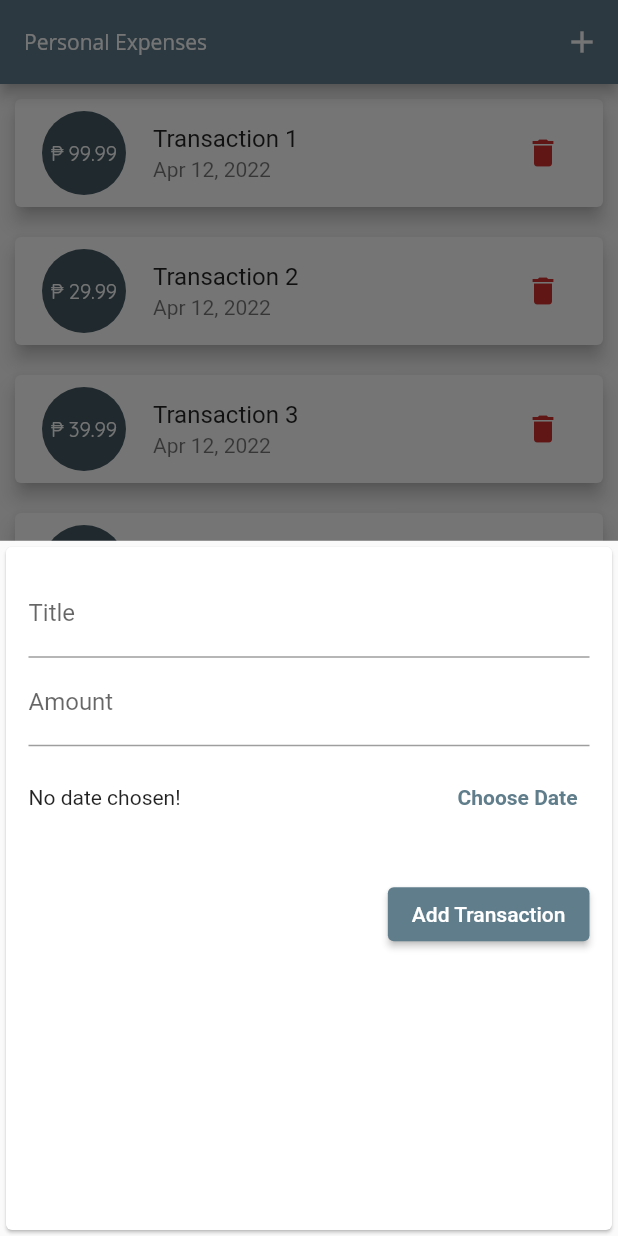
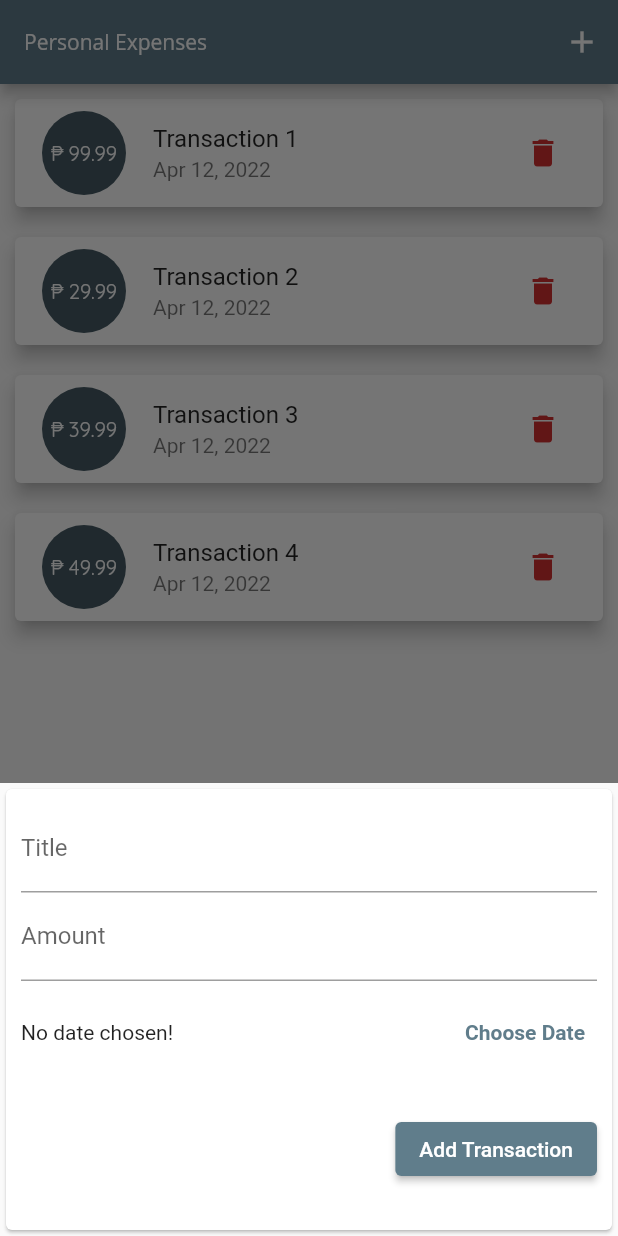
Before and after one commit to airacalins/flutter_expense_app, a Flutter app: the screen it shows after launch, after a tap on the "add" icon, on a phone screen of 412 x 824 dp. Run offline on Flutter 3.47's test engine with Material 2 defaults, Android fonts, the phone set to English and light mode, and no system bars.

Commit message:
added cupertino styles

```diff
--- a/lib/main.dart
+++ b/lib/main.dart
@@ -1,95 +1,35 @@
 // ignore_for_file: prefer_const_constructors, deprecated_member_use
 import 'package:flutter/material.dart';
+import 'package:flutter/services.dart';
+import 'package:personal_expense/screens/homePage/homePage.dart';
 
-import './models/transaction.dart';
-import './screens/transaction/transactions.dart';
-import './screens/transaction/create_transaction.dart';
-
-void main() => runApp(MyApp());
+void main() => {
+  WidgetsFlutterBinding.ensureInitialized(),
+  SystemChrome.setPreferredOrientations([DeviceOrientation.portraitUp, DeviceOrientation.portraitDown]),
+  runApp(MyApp())
+};
 
 class MyApp extends StatelessWidget {
   @override
   Widget build(BuildContext context) {
     return MaterialApp(
+      debugShowCheckedModeBanner: false,
       title: 'Personal Expenses',
       theme: ThemeData(
           primarySwatch: Colors.blueGrey,
           accentColor: Colors.amber,
           fontFamily: 'Quicksand',
           textTheme: ThemeData.light().textTheme.copyWith(
-              titleSmall: TextStyle(
-                  fontFamily: 'Opensans',
-                  fontWeight: FontWeight.bold,
-                  fontSize: 18)),
+            titleSmall: TextStyle(
+              fontFamily: 'Opensans',
+              fontWeight: FontWeight.bold,
+              fontSize: 18)),
           appBarTheme: AppBarTheme(
             textTheme: ThemeData.light()
                 .textTheme
                 .copyWith(headline6: TextStyle(fontFamily: 'Opensans')),
           )),
-      home: MyHomePage(),
+      home: HomePage(),
     );
   }
 }
-
-class MyHomePage extends StatefulWidget {
-  @override
-  _MyHomePageState createState() => _MyHomePageState();
-}
-
-class _MyHomePageState extends State<MyHomePage> {
-  final List<Transaction> _transactions = [
-    Transaction(id: "1", title: 'Transaction 1', amount: 99.99, date: DateTime.now()),
-    Transaction(id: "2", title: 'Transaction 2', amount: 29.99, date: DateTime.now()),
-    Transaction(id: "3", title: 'Transaction 3', amount: 39.99, date: DateTime.now()),
-    Transaction(id: "4", title: 'Transaction 4', amount: 49.99, date: DateTime.now()),
-  ];
-
-  void _createTransaction(String title, double amount) {
-    final newTransaction = Transaction(
-        id: DateTime.now().toString(),
-        title: title,
-        amount: amount,
-        date: DateTime.now());
-
-    setState(() {
-      _transactions.add(newTransaction);
-    });
-  }
-
-  void _deleteTransaction(String id) {
-    setState(() =>_transactions.removeWhere((t) => t.id == id));
-  }
-
-  void _openCreateTransactionModal(BuildContext ctx) {
-    showModalBottomSheet(
-      context: ctx,
-      builder: (_) {
-        return GestureDetector(
-          onTap: () {},
-          child: CreateTransaction(_createTransaction),
-          behavior: HitTestBehavior.opaque,
-        );
-      },
-    );
-  }
-
-  @override
-  Widget build(BuildContext context) {
-    return Scaffold(
-      appBar: AppBar(
-        title: Text('Personal Expenses'),
-        actions: <Widget>[
-          IconButton(
-              icon: Icon(Icons.add),
-              onPressed: () => _openCreateTransactionModal(context)),
-        ],
-      ),
-      body: Transactions(_transactions, _deleteTransaction),
-      floatingActionButton: FloatingActionButton(
-        child: Icon(Icons.add),
-        onPressed: () => _openCreateTransactionModal(context),
-      ),
-      floatingActionButtonLocation: FloatingActionButtonLocation.centerFloat,
-    );
-  }
-}
--- /dev/null
+++ b/lib/screens/homePage/homePage.dart
@@ -0,0 +1,98 @@
+// ignore_for_file: prefer_const_constructors, sized_box_for_whitespace
+import 'dart:io';
+import 'package:flutter/cupertino.dart';
+import 'package:flutter/material.dart';
+
+import '../../models/transaction.dart';
+import '../transaction/create_transaction.dart';
+import '../transaction/transactions.dart';
+
+class HomePage extends StatefulWidget {
+  @override
+  _HomePageState createState() => _HomePageState();
+}
+
+class _HomePageState extends State<HomePage> {
+  final List<Transaction> _transactions = [
+    Transaction(id: "1", title: 'Transaction 1', amount: 99.99, date: DateTime.now()),
+    Transaction(id: "2", title: 'Transaction 2', amount: 29.99, date: DateTime.now()),
+    Transaction(id: "3", title: 'Transaction 3', amount: 39.99, date: DateTime.now()),
+    Transaction(id: "4", title: 'Transaction 4', amount: 49.99, date: DateTime.now()),
+  ];
+
+  void _createTransaction(String title, double amount) {
+    final newTransaction = Transaction(
+        id: DateTime.now().toString(),
+        title: title,
+        amount: amount,
+        date: DateTime.now());
+
+    setState(() {
+      _transactions.add(newTransaction);
+    });
+  }
+
+  void _deleteTransaction(String id) {
+    setState(() => _transactions.removeWhere((t) => t.id == id));
+  }
+
+  void _openCreateTransactionModal(BuildContext ctx) {
+    showModalBottomSheet(
+      context: ctx,
+      builder: (_) {
+        return GestureDetector(
+          onTap: () {},
+          child: CreateTransaction(_createTransaction),
+          behavior: HitTestBehavior.opaque,
+        );
+      },
+    );
+  }
+
+  @override
+  Widget build(BuildContext context) {
+    final PreferredSizeWidget appBar = Platform.isIOS
+      ? CupertinoNavigationBar(
+        middle: Text("Personal Expenses"),
+        trailing: Row(
+          mainAxisSize: MainAxisSize.min,
+          children: <Widget>[
+          GestureDetector(
+            child: Icon(CupertinoIcons.add),
+            onTap: () => _openCreateTransactionModal(context),
+            )
+        ]),
+      )
+      : AppBar(
+        title: Text('Personal Expenses'),
+        actions: <Widget>[
+          IconButton(
+              icon: Icon(Icons.add),
+              onPressed: () => _openCreateTransactionModal(context)),
+        ],
+      ) as PreferredSizeWidget;
+
+    final pageBody = SafeArea(
+      child: Container(
+      height: (MediaQuery.of(context).size.height - appBar.preferredSize.height - MediaQuery.of(context).padding.top) * 1,
+      child: Transactions(_transactions, _deleteTransaction)
+    ));
+
+    return Platform.isIOS
+    ? CupertinoPageScaffold(
+        child: pageBody,
+        navigationBar: appBar as ObstructingPreferredSizeWidget,
+    )
+    : Scaffold(
+        appBar: appBar,
+        body: pageBody,
+        floatingActionButton: Platform.isIOS
+          ? Container()
+          : FloatingActionButton(
+              child: Icon(Icons.add),
+              onPressed: () => _openCreateTransactionModal(context),
+        ),
+        floatingActionButtonLocation: FloatingActionButtonLocation.centerFloat,
+    );
+  }
+}
--- a/lib/screens/transaction/create_transaction.dart
+++ b/lib/screens/transaction/create_transaction.dart
@@ -40,9 +40,10 @@ class _CreateTransactionState extends State<CreateTransaction> {
 
   @override
   Widget build(BuildContext context) {
-    return Card(
+    return SingleChildScrollView(
+      child: Card(
         child: Container(
-        padding: EdgeInsets.all(15),
+          padding: EdgeInsets.only(top: 10, left: 10, right: 10, bottom: MediaQuery.of(context).viewInsets.bottom + 10),
           child: Column(
               crossAxisAlignment: CrossAxisAlignment.end,
               children: <Widget>[
@@ -61,9 +62,7 @@ class _CreateTransactionState extends State<CreateTransaction> {
                   padding: const EdgeInsets.symmetric(vertical: 10),
                   child: Row(
                     children: [
-                    Expanded(
-                      child: Text(_selectedDate == null ? 'No date chosen!' : "Picked Date: ${DateFormat.yMMMd().format(_selectedDate!)}")
-                    ),
+                      Expanded(child: Text(_selectedDate == null ? 'No date chosen!' : "Picked Date: ${DateFormat.yMMMd().format(_selectedDate!)}")),
                       TextButton(
                         child: Text(
                           _selectedDate == null ? 'Choose Date' : 'Change Date',
@@ -83,6 +82,7 @@ class _CreateTransactionState extends State<CreateTransaction> {
                 )
               ]),
         ),
+      ),
     );
   }
 }
--- a/lib/screens/transaction/transactions.dart
+++ b/lib/screens/transaction/transactions.dart
@@ -13,7 +13,6 @@ class Transactions extends StatelessWidget {
   Widget build(BuildContext context) {
     return Container(
       width: double.infinity,
-      height: 400,
       child: transactions.isEmpty ?
         Column(
           children: <Widget>[
@@ -24,7 +23,7 @@ class Transactions extends StatelessWidget {
             Container(
               child: Image.asset('assets/images/waiting.png', fit: BoxFit.cover,),
               height: 200,
-             )
+            )
           ],
         )
         :
```
Lines whose indentation alone changed are shown as unchanged.
